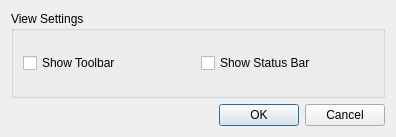
This is settingseditor.ui in Jok101r/TextJokEditor as Qt 5 draws it before an edit. The edited form follows.
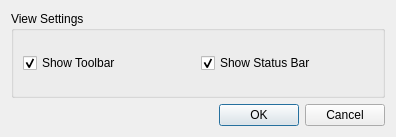
This is the edited form.

Commit message: add checked in settings forms

The edit to the form file:
```diff
--- a/settingseditor.ui
+++ b/settingseditor.ui
@@ -25,6 +25,12 @@
         <property name="text">
          <string>Show Toolbar</string>
         </property>
+        <property name="checked">
+         <bool>true</bool>
+        </property>
+        <property name="tristate">
+         <bool>false</bool>
+        </property>
        </widget>
       </item>
       <item>
@@ -32,6 +38,9 @@
         <property name="text">
          <string>Show Status Bar</string>
         </property>
+        <property name="checked">
+         <bool>true</bool>
+        </property>
        </widget>
       </item>
      </layout>
```
